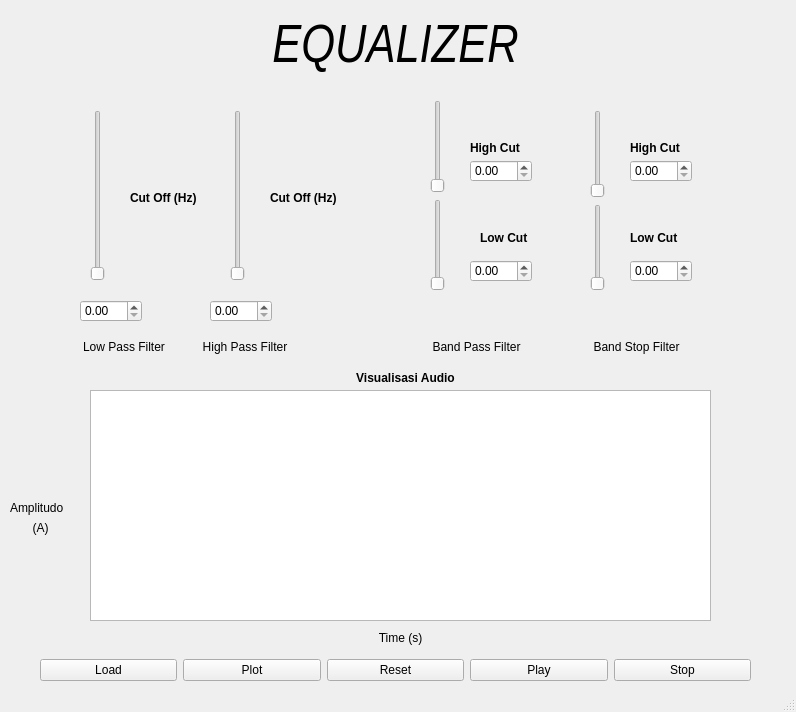
First picture: the form in design_Equalizer.ui, repository TynClause/Equalizer-Audio-Python, before the edit.
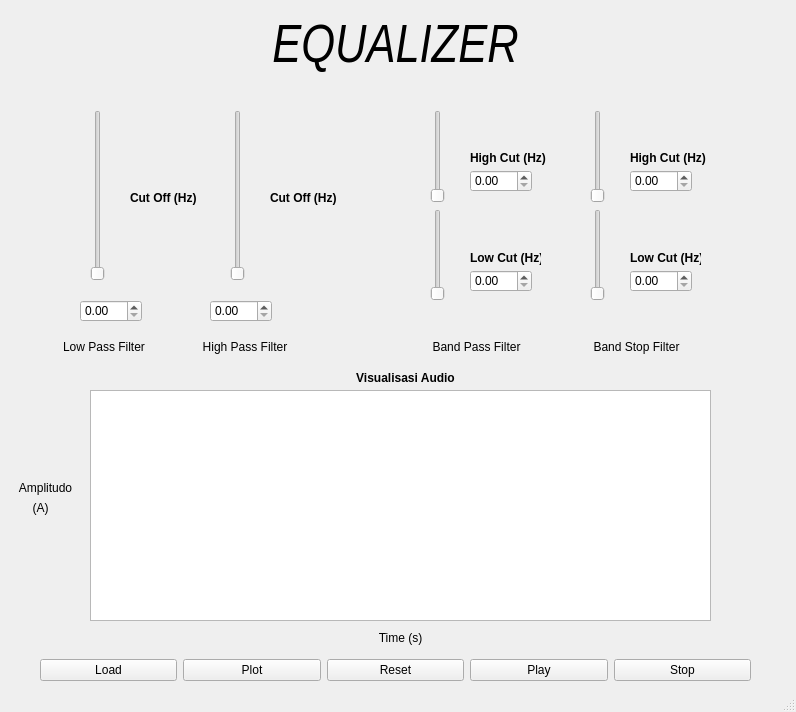
Second picture: the form after the edit.

Commit message: update GUI and fix lowpass and highpass

```diff
--- a/design_Equalizer.ui
+++ b/design_Equalizer.ui
@@ -59,7 +59,7 @@
    <widget class="QWidget" name="verticalLayoutWidget_2">
     <property name="geometry">
      <rect>
-      <x>80</x>
+      <x>60</x>
       <y>330</y>
       <width>88</width>
       <height>34</height>
@@ -168,7 +168,7 @@
     <property name="geometry">
      <rect>
       <x>470</x>
-      <y>260</y>
+      <y>270</y>
       <width>62</width>
       <height>22</height>
      </rect>
@@ -178,7 +178,7 @@
     <property name="geometry">
      <rect>
       <x>630</x>
-      <y>260</y>
+      <y>270</y>
       <width>62</width>
       <height>22</height>
      </rect>
@@ -188,7 +188,7 @@
     <property name="geometry">
      <rect>
       <x>10</x>
-      <y>500</y>
+      <y>480</y>
       <width>71</width>
       <height>16</height>
      </rect>
@@ -196,6 +196,9 @@
     <property name="text">
      <string>Amplitudo</string>
     </property>
+    <property name="alignment">
+     <set>Qt::AlignCenter</set>
+    </property>
    </widget>
    <widget class="QLabel" name="label_12">
     <property name="geometry">
@@ -286,7 +289,7 @@
     <property name="geometry">
      <rect>
       <x>430</x>
-      <y>100</y>
+      <y>110</y>
       <width>31</width>
       <height>191</height>
      </rect>
@@ -314,7 +317,7 @@
       <x>590</x>
       <y>110</y>
       <width>31</width>
-      <height>181</height>
+      <height>191</height>
      </rect>
     </property>
     <layout class="QVBoxLayout" name="verticalLayout_7">
@@ -338,8 +341,8 @@
     <property name="geometry">
      <rect>
       <x>470</x>
-      <y>140</y>
-      <width>55</width>
+      <y>150</y>
+      <width>81</width>
       <height>16</height>
      </rect>
     </property>
@@ -350,15 +353,15 @@
      </font>
     </property>
     <property name="text">
-     <string>High Cut</string>
+     <string>High Cut (Hz)</string>
     </property>
    </widget>
    <widget class="QLabel" name="label_4">
     <property name="geometry">
      <rect>
-      <x>480</x>
-      <y>230</y>
-      <width>55</width>
+      <x>470</x>
+      <y>250</y>
+      <width>71</width>
       <height>16</height>
      </rect>
     </property>
@@ -369,15 +372,15 @@
      </font>
     </property>
     <property name="text">
-     <string>Low Cut</string>
+     <string>Low Cut (Hz)</string>
     </property>
    </widget>
    <widget class="QLabel" name="label_6">
     <property name="geometry">
      <rect>
       <x>630</x>
-      <y>140</y>
-      <width>55</width>
+      <y>150</y>
+      <width>81</width>
       <height>16</height>
      </rect>
     </property>
@@ -388,15 +391,15 @@
      </font>
     </property>
     <property name="text">
-     <string>High Cut</string>
+     <string>High Cut (Hz)</string>
     </property>
    </widget>
    <widget class="QLabel" name="label_8">
     <property name="geometry">
      <rect>
       <x>630</x>
-      <y>230</y>
-      <width>55</width>
+      <y>250</y>
+      <width>71</width>
       <height>16</height>
      </rect>
     </property>
@@ -407,7 +410,7 @@
      </font>
     </property>
     <property name="text">
-     <string>Low Cut</string>
+     <string>Low Cut (Hz)</string>
     </property>
    </widget>
    <widget class="QWidget" name="verticalLayoutWidget_8">
@@ -490,7 +493,7 @@
     <property name="geometry">
      <rect>
       <x>470</x>
-      <y>160</y>
+      <y>170</y>
       <width>62</width>
       <height>22</height>
      </rect>
@@ -500,7 +503,7 @@
     <property name="geometry">
      <rect>
       <x>630</x>
-      <y>160</y>
+      <y>170</y>
       <width>62</width>
       <height>22</height>
      </rect>
@@ -510,7 +513,7 @@
     <property name="geometry">
      <rect>
       <x>20</x>
-      <y>520</y>
+      <y>500</y>
       <width>41</width>
       <height>16</height>
      </rect>
```
Left out of the diff: 12 changed lines with no effect on the pictures. The commit also changes 1 other file.
